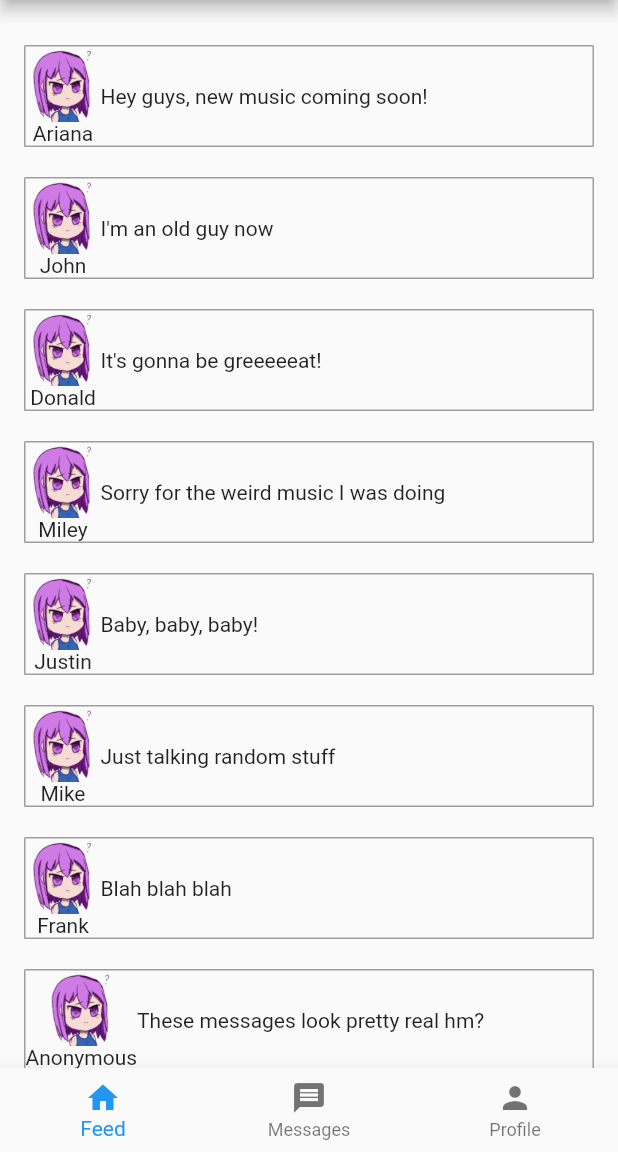
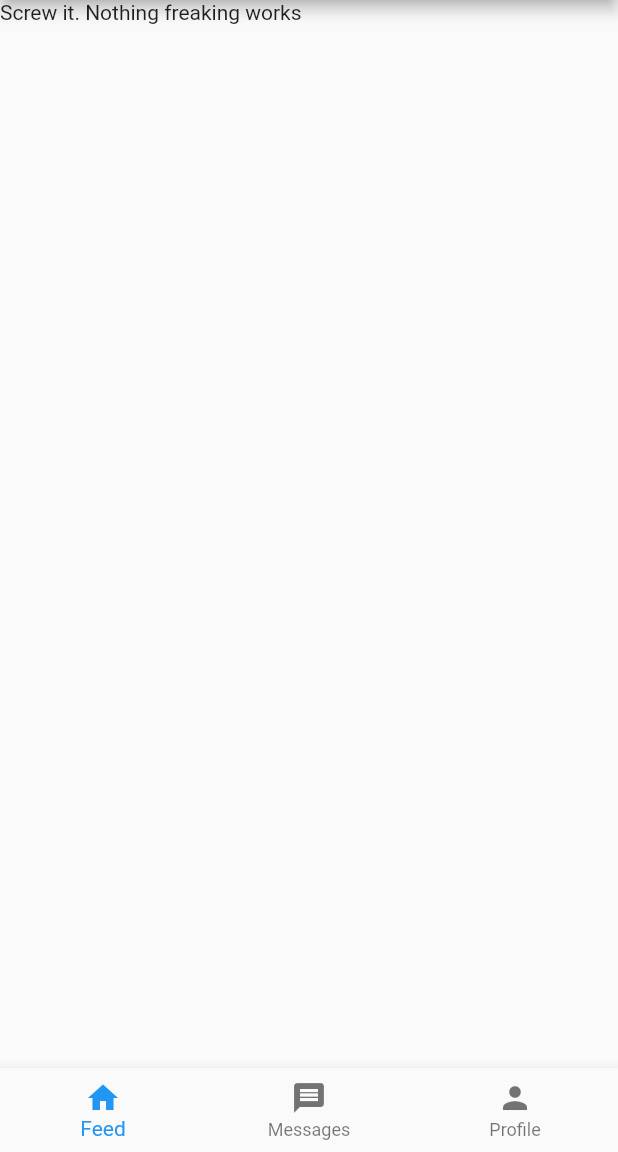
Before and after one commit to BeatMil/dotroot, a Flutter app: the screen it shows after launch, on a phone screen of 412 x 824 dp, the part 84-1236 px from its top. Run offline on Flutter 3.47's test engine with Material 2 defaults, Android fonts, the phone set to English and light mode, and no system bars.

```diff
--- a/lib/chats.dart
+++ b/lib/chats.dart
@@ -1,6 +1,6 @@
 import 'package:dotroot/messages.dart';
 import 'package:flutter/material.dart';
-import 'package:cloud_firestore/cloud_firestore.dart';
+// import 'package:cloud_firestore/cloud_firestore.dart';
 
 final sampleMessages = [
   {"name": "Phillip", "message": "Hey, sorry I missed your call"},
@@ -24,77 +24,78 @@ class _ChatsViewState extends State<ChatsView> {
       appBar: AppBar(
         title: Text('./chats'),
       ),
-      body: _buildBody(context),
+      body: Text('this also doesnt work WHYY')
     );
   }
 
-  Widget _buildBody(BuildContext context) {
-    // return StreamBuilder<QuerySnapshot>(
-    //   stream: Firestore.instance.collection('baby').snapshots(),
-    //   builder: (context, snapshot) {
-    //     if (!snapshot.hasData) return LinearProgressIndicator();
+  // Widget _buildBody(BuildContext context) {
+  //   // return StreamBuilder<QuerySnapshot>(
+  //   //   stream: Firestore.instance.collection('baby').snapshots(),
+  //   //   builder: (context, snapshot) {
+  //   //     if (!snapshot.hasData) return LinearProgressIndicator();
 
-    //     return _buildList(context, snapshot.data.documents);
-    //   },
-    // );
+  //   //     return _buildList(context, snapshot.data.documents);
+  //   //   },
+  //   // );
 
-    return _buildList(context, sampleMessages);
-  }
+  //   return _buildList(context, sampleMessages);
+  // }
 
-  Widget _buildList(BuildContext context, List<Map> snapshot) {
-    return ListView(
-      padding: const EdgeInsets.only(top: 20.0),
-      children: snapshot.map((data) => _buildListItem(context, data)).toList(),
-    );
-  }
+  // Widget _buildList(BuildContext context, List<Map> snapshot) {
+  //   return ListView(
+  //     padding: const EdgeInsets.only(top: 20.0),
+  //     children: snapshot.map((data) => _buildListItem(context, data)).toList(),
+  //   );
+  // }
 
-  Widget _buildListItem(BuildContext context, Map data) {
-    final record = Record.fromMap(data);
+//   Widget _buildListItem(BuildContext context, Map data) {
+//     final record = Record.fromMap(data);
 
-    return Padding(
-      key: ValueKey(record.name),
-      padding: const EdgeInsets.symmetric(horizontal: 0.0, vertical: 2.0),
-      child: Container(
-        decoration: BoxDecoration(
-          border: Border.all(color: Colors.grey),
-          borderRadius: BorderRadius.circular(5.0),
-        ),
-        child: ListTile(
-            title: Text(record.name),
-            trailing: Text(record.message),
-            onTap: () {
-              Navigator.push(
-                context,
-                MaterialPageRoute(builder: (context) => MessageView()),
-              );
-            }
-            //  onTap: () => Firestore.instance.runTransaction((transaction) async {
-            //   final freshSnapshot = await transaction.get(record.reference);
-            //   final fresh = Record.fromSnapshot(freshSnapshot);
+//     return Padding(
+//       key: ValueKey(record.name),
+//       padding: const EdgeInsets.symmetric(horizontal: 0.0, vertical: 2.0),
+//       child: Container(
+//         decoration: BoxDecoration(
+//           border: Border.all(color: Colors.grey),
+//           borderRadius: BorderRadius.circular(5.0),
+//         ),
+//         child: ListTile(
+//             title: Text(record.name),
+//             trailing: Text(record.message),
+//             onTap: () {
+//               Navigator.push(
+//                 context,
+//                 MaterialPageRoute(builder: (context) => MessageView()),
+//               );
+//             }
+//             //  onTap: () => Firestore.instance.runTransaction((transaction) async {
+//             //   final freshSnapshot = await transaction.get(record.reference);
+//             //   final fresh = Record.fromSnapshot(freshSnapshot);
 
-            //   await transaction
-            //       .update(record.reference, {'votes': fresh.votes + 1});
-            // }),
-            ),
-      ),
-    );
-  }
+//             //   await transaction
+//             //       .update(record.reference, {'votes': fresh.votes + 1});
+//             // }),
+//             ),
+//       ),
+//     );
+//   }
+// }
+
+// class Record {
+//   final String name;
+//   final String message;
+//   final DocumentReference reference;
+
+//   Record.fromMap(Map<String, String> map, {this.reference})
+//       : assert(map['name'] != null),
+//         assert(map['message'] != null),
+//         name = map['name'],
+//         message = map['message'];
+
+//   Record.fromSnapshot(DocumentSnapshot snapshot)
+//       : this.fromMap(snapshot.data, reference: snapshot.reference);
+
+//   @override
+//   String toString() => "Record<$name:$message>";
+// }
 }
-
-class Record {
-  final String name;
-  final String message;
-  final DocumentReference reference;
-
-  Record.fromMap(Map<String, String> map, {this.reference})
-      : assert(map['name'] != null),
-        assert(map['message'] != null),
-        name = map['name'],
-        message = map['message'];
-
-  Record.fromSnapshot(DocumentSnapshot snapshot)
-      : this.fromMap(snapshot.data, reference: snapshot.reference);
-
-  @override
-  String toString() => "Record<$name:$message>";
-}
--- a/lib/home.dart
+++ b/lib/home.dart
@@ -1,5 +1,5 @@
 import 'package:flutter/material.dart';
-import 'package:cloud_firestore/cloud_firestore.dart';
+// import 'package:cloud_firestore/cloud_firestore.dart';
 // import 'dart:async';
 // import 'main.dart';
 
@@ -38,64 +38,64 @@ class _HomeViewState extends State<HomeView> /*with AutomaticKeepAliveClientMixi
     // }
   }
 
-  Widget _buildBody(BuildContext context) {
-    return _buildList(context, samplePosts);
-  }
+  // Widget _buildBody(BuildContext context) {
+  //   return _buildList(context, samplePosts);
+  // }
 
-  Widget _buildList(BuildContext context, List<Map> snapshot) {
-    return ListView(
-      padding: const EdgeInsets.only(top: 20.0),
-      children: snapshot.map((data) => _buildListItem(context, data)).toList(),
-    );
-  }
+  // Widget _buildList(BuildContext context, List<Map> snapshot) {
+  //   return ListView(
+  //     padding: const EdgeInsets.only(top: 20.0),
+  //     children: snapshot.map((data) => _buildListItem(context, data)).toList(),
+  //   );
+  // }
 
-  Widget _buildListItem(BuildContext context, Map data) {
-    final record = Record.fromMap(data);
+  // Widget _buildListItem(BuildContext context, Map data) {
+  //   final record = Record.fromMap(data);
 
-    return Padding(
-      key: ValueKey(record.name),
-      padding: const EdgeInsets.symmetric(horizontal: 16.0, vertical: 10.0),
-      child: Container(
-        decoration: BoxDecoration(
-          border: Border.all(color: Colors.grey),
-          borderRadius: BorderRadius.circular(1.0),
-        ),
+  //   return Padding(
+  //     key: ValueKey(record.name),
+  //     padding: const EdgeInsets.symmetric(horizontal: 16.0, vertical: 10.0),
+  //     child: Container(
+  //       decoration: BoxDecoration(
+  //         border: Border.all(color: Colors.grey),
+  //         borderRadius: BorderRadius.circular(1.0),
+  //       ),
 
-        child: Row(
-          children: <Widget>[
-            Column(
-              children: <Widget>[
-                Image.asset(
-                'assets/MugiQT.png',
-                height: 50,
-                ),
-                Text(record.name),
-                // ListTile(
-                //     title: Text(record.name),
-                //     trailing: Text(record.message),
-                //     onTap: () => print("User tapped post")
-                //     //  onTap: () => Firestore.instance.runTransaction((transaction) async {
-                //     //   final freshSnapshot = await transaction.get(record.reference);
-                //     //   final fresh = Record.fromSnapshot(freshSnapshot);
+  //       child: Row(
+  //         children: <Widget>[
+  //           Column(
+  //             children: <Widget>[
+  //               Image.asset(
+  //               'assets/MugiQT.png',
+  //               height: 50,
+  //               ),
+  //               Text(record.name),
+  //               // ListTile(
+  //               //     title: Text(record.name),
+  //               //     trailing: Text(record.message),
+  //               //     onTap: () => print("User tapped post")
+  //               //     //  onTap: () => Firestore.instance.runTransaction((transaction) async {
+  //               //     //   final freshSnapshot = await transaction.get(record.reference);
+  //               //     //   final fresh = Record.fromSnapshot(freshSnapshot);
 
-                //     //   await transaction
-                //     //       .update(record.reference, {'votes': fresh.votes + 1});
-                //     // }),
-                //     ),
-              ],
-            ),
-            Column(
-              crossAxisAlignment: CrossAxisAlignment.center,
-              textDirection: TextDirection.rtl,
-              children: <Widget>[
-                Text(record.message)
-              ],
-            ),
-          ],
-        ),
-      ),
-    );
-  }
+  //               //     //   await transaction
+  //               //     //       .update(record.reference, {'votes': fresh.votes + 1});
+  //               //     // }),
+  //               //     ),
+  //             ],
+  //           ),
+  //           Column(
+  //             crossAxisAlignment: CrossAxisAlignment.center,
+  //             textDirection: TextDirection.rtl,
+  //             children: <Widget>[
+  //               Text(record.message)
+  //             ],
+  //           ),
+  //         ],
+  //       ),
+  //     ),
+  //   );
+  // }
 
 //   _loadPosts() async {
 //     SharedPreferences prefs = await SharedPreferences.getInstance();
@@ -166,7 +166,7 @@ class _HomeViewState extends State<HomeView> /*with AutomaticKeepAliveClientMixi
       ),
       body: RefreshIndicator(
         onRefresh: _refresh,
-        child: _buildBody(context),
+        child: Text('Screw it. Nothing freaking works'),
       ),
     );
   }
@@ -186,20 +186,20 @@ class _HomeViewState extends State<HomeView> /*with AutomaticKeepAliveClientMixi
 
 }
 
-class Record {
-  final String name;
-  final String message;
-  final DocumentReference reference;
+// class Record {
+//   final String name;
+//   final String message;
+//   // final DocumentReference reference;
 
-  Record.fromMap(Map<String, String> map, {this.reference})
-      : assert(map['name'] != null),
-        assert(map['message'] != null),
-        name = map['name'],
-        message = map['message'];
+//   Record.fromMap(Map<String, String> map, {this.reference})
+//       : assert(map['name'] != null),
+//         assert(map['message'] != null),
+//         name = map['name'],
+//         message = map['message'];
 
-  Record.fromSnapshot(DocumentSnapshot snapshot)
-      : this.fromMap(snapshot.data, reference: snapshot.reference);
+//   Record.fromSnapshot(DocumentSnapshot snapshot)
+//       : this.fromMap(snapshot.data, reference: snapshot.reference);
 
-  @override
-  String toString() => "Record<$name:$message>";
-}
+//   @override
+//   String toString() => "Record<$name:$message>";
+// }
--- a/pubspec.yaml
+++ b/pubspec.yaml
@@ -17,9 +17,12 @@ environment:
   sdk: ">=2.1.0 <3.0.0"
 
 dependencies:
+
+  cloud_firestore: ^0.12.9+4
+
   flutter:
     sdk: flutter
-  cloud_firestore: ^0.8.2
+  # cloud_firestore:
 
   # The following adds the Cupertino Icons font to your application.
   # Use with the CupertinoIcons class for iOS style icons.
```
Also changed, not shown: pubspec.lock, 2 other files.
